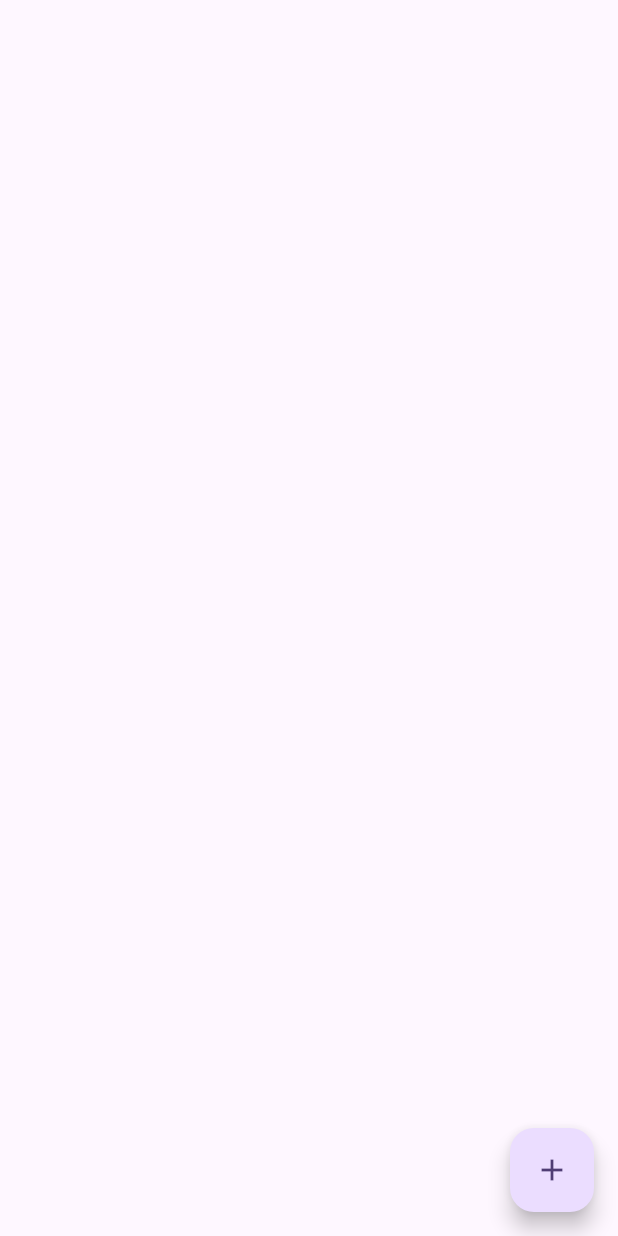
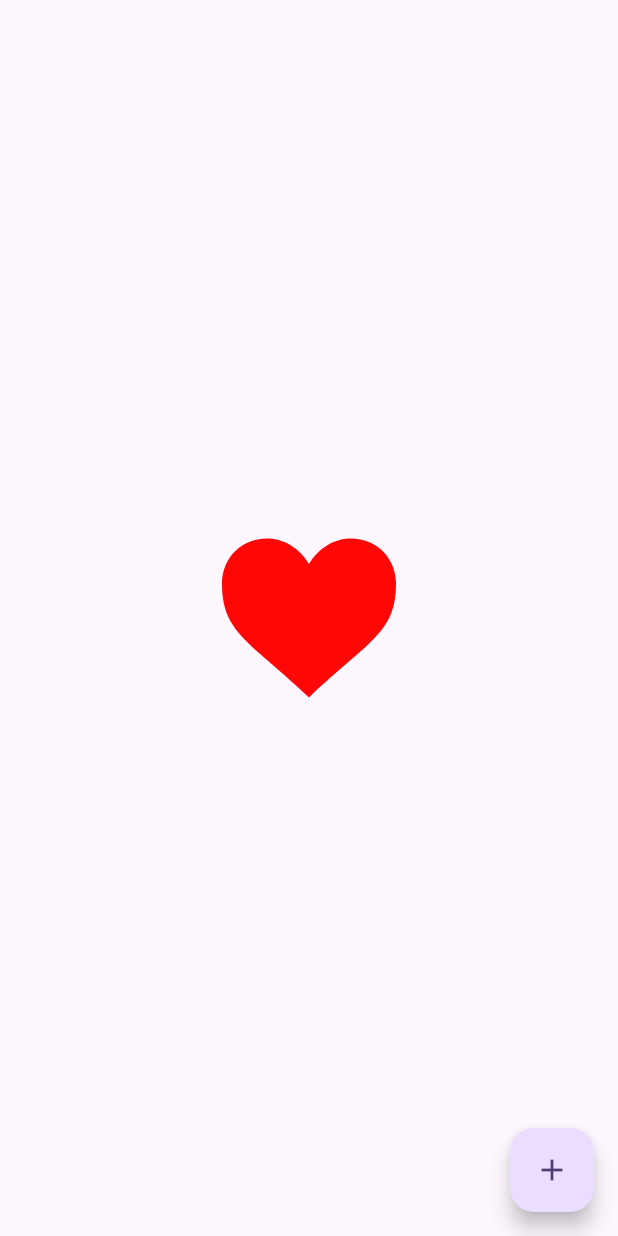
Before and after one commit to ganghee/flying_animation, a Flutter app: the screen it shows after launch, on a phone screen of 412 x 824 dp. Run offline on Flutter 3.47's test engine with Material 3 defaults, Android fonts, the phone set to English and light mode, and no system bars; our stand-ins replace flutter_svg.

Commit message:
change resource

```diff
--- a/example/lib/main.dart
+++ b/example/lib/main.dart
@@ -1,4 +1,5 @@
 import 'package:flutter/material.dart';
+import 'package:flutter_svg/flutter_svg.dart';
 import 'package:flying_animation/flying_image.dart';
 
 void main() {
@@ -52,11 +53,8 @@ class _MyHomePageState extends State<MyHomePage>
       body: Center(
         child: FlyingImageWidget(
           animationController: animationController,
-          flyImage: Icon(
-            color: Colors.blue,
-            size: 40,
-            Icons.add,
-          ),
+          flyImage: SvgPicture.asset('assets/ic_heart.svg'),
+          image: SvgPicture.asset('assets/ic_heart.svg'),
         ),
       ),
       floatingActionButton: FloatingActionButton(
--- a/example/pubspec.yaml
+++ b/example/pubspec.yaml
@@ -11,6 +11,7 @@ dependencies:
   cupertino_icons: ^1.0.8
   flying_animation:
     path: ../
+  flutter_svg: ^2.0.17
 
 dev_dependencies:
   flutter_test:
@@ -19,3 +20,5 @@ dev_dependencies:
 
 flutter:
   uses-material-design: true
+  assets:
+    - assets/ic_heart.svg
```
Also changed, not shown: example/assets/ic_heart.svg (added), example/pubspec.lock.
